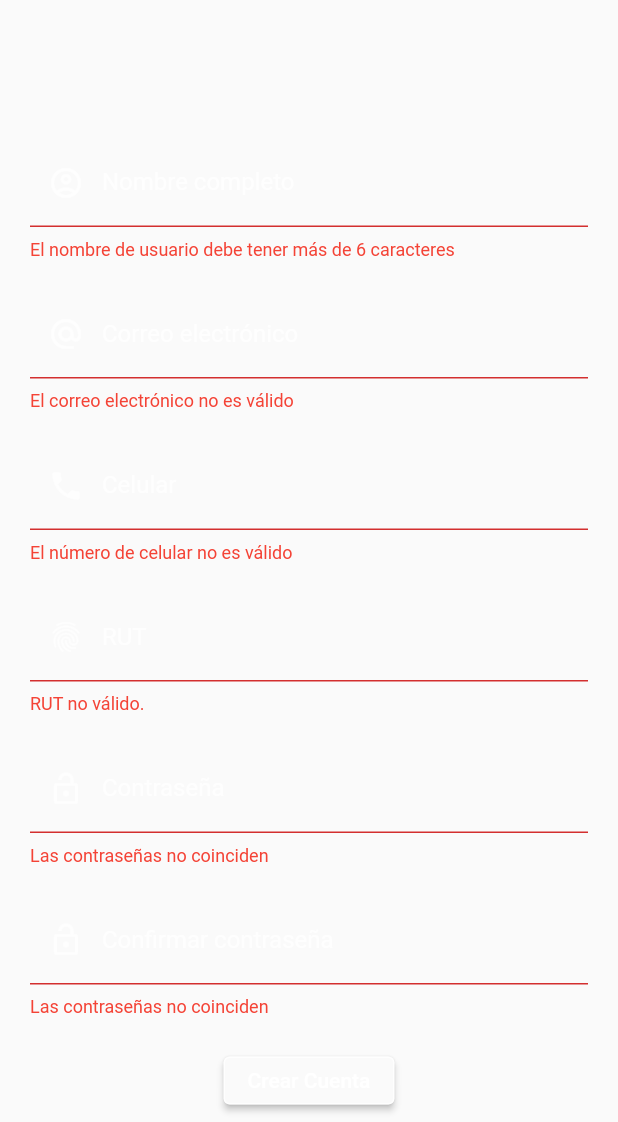
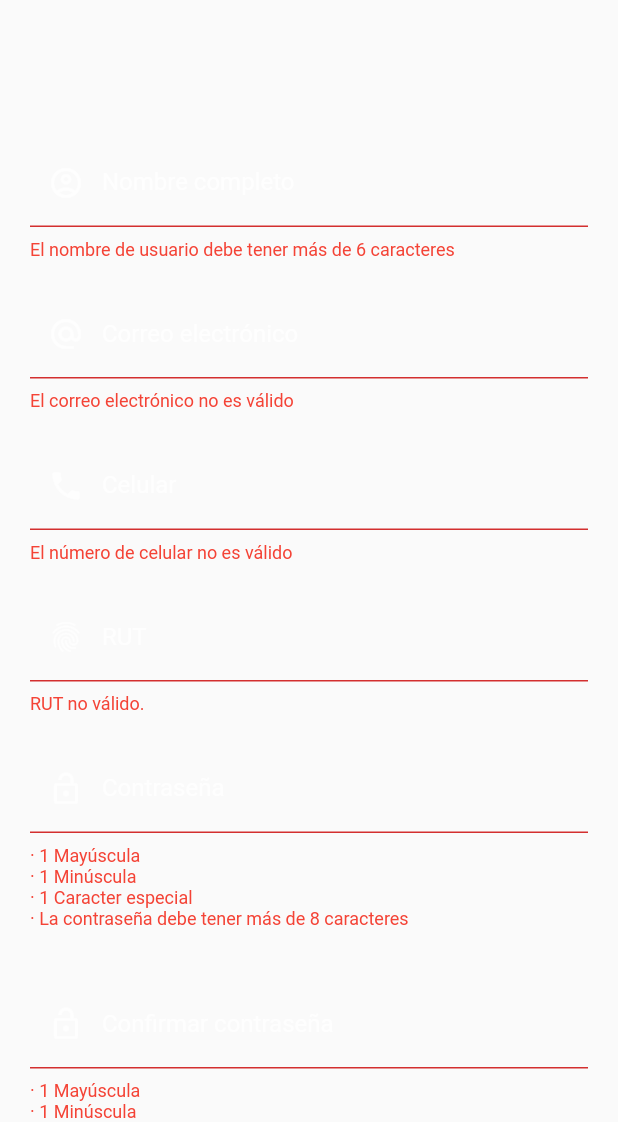
Before and after one commit to lefutray/tecpass, a Flutter app: the RegisterPage screen opened by its route, after a tap on "¿Ya tienes una cuenta? Ingresa.", after a tap on "Registrarme", after a tap on "Crear Cuenta", on a phone screen of 412 x 824 dp, the part 114-1236 px from its top. Run offline on Flutter 3.47's test engine with Material 2 defaults, Android fonts, the light colour scheme and no system bars; our stand-ins replace animate_do, animated_theme_switcher, bloc, flutter_bloc, flutter_contacts, flutter_svg and 6 more; missing offline and left inert: app_settings, feature_discovery, flutter_sms, fzregex; accounts and stored records are empty; statements that could not run were skipped.

Commit message:
Secure Password check

```diff
--- a/lib/bloc/login/login_state.dart
+++ b/lib/bloc/login/login_state.dart
@@ -3,14 +3,23 @@ part of 'login_bloc.dart';
 class LoginState {
   final String email;
   final String password;
+
   String? validEmail(String? value) {
-    if(email.length > 6) return null;
-    return  'El nombre de usuario debe tener más de 6 caracteres';
+    final valid = RegExp(r"^[a-zA-Z0-9.a-zA-Z0-9.!#$%&'*+-/=?^_`{|}~]+@[a-zA-Z0-9]+\.[a-zA-Z]+").hasMatch(email);
+    if (!valid) return 'El correo electrónico no es válido';
   }
+
   String? validPassword(String? value) {
-    if(password.length > 8) return null;
-    return 'La contraseña debe tener más de 8 caracteres';
+    String errors = '';
+    if (!RegExp(r'[A-Z]').hasMatch(password)) errors += '· 1 Mayúscula\n';
+    if (!RegExp(r'[a-z]').hasMatch(password)) errors += '· 1 Minúscula\n';
+    if (!RegExp(r'[!@#$%^&*(),.?":{}|<>]').hasMatch(password)) errors += '· 1 Caracter especial\n';
+    if (password.characters.length <= 8) errors += '· 8 Caracteres mínimo\n';
+
+    if (errors.isEmpty) return null;
+    return errors;
   }
+
   final FormSubmissionStatus formStatus;
 
   LoginState({
--- a/lib/bloc/register/register_state.dart
+++ b/lib/bloc/register/register_state.dart
@@ -19,9 +19,15 @@ class RegisterState {
   }
 
   String? validatePassword(String? value) {
-    if (password.length > 8 && password == passwordConfirmation) return null;
-    if (password != passwordConfirmation || password.length < 8) return 'Las contraseñas no coinciden';
-    return 'La contraseña debe tener más de 8 caracteres';
+    String errors = '';
+    if (!RegExp(r'[A-Z]').hasMatch(password)) errors += '· 1 Mayúscula\n';
+    if (!RegExp(r'[a-z]').hasMatch(password)) errors += '· 1 Minúscula\n';
+    if (!RegExp(r'[!@#$%^&*(),.?":{}|<>]').hasMatch(password)) errors += '· 1 Caracter especial\n';
+    if (password.characters.length <= 8) errors += '· La contraseña debe tener más de 8 caracteres\n';
+    if (password != passwordConfirmation) errors += '· Las contraseñas no coinciden\n';
+
+    if (errors.isEmpty) return null;
+    return errors;
   }
 
   String? validateRUT(String? value) {
--- a/lib/views/authentication/login.dart
+++ b/lib/views/authentication/login.dart
@@ -17,19 +17,20 @@ class LoginPage extends StatelessWidget {
       child: Scaffold(
         body: GestureDetector(
           onTap: () => FocusScope.of(context).requestFocus(FocusNode()),
-          child: LayoutBuilder(
-            builder: (context, constraints) {
-              return Center(
-                child: ListView(
-                  children: [
-                    SizedBox(height: constraints.maxHeight * 0.1),
-                    Center(child: AppLogo()),
-                    SizedBox(height: constraints.maxHeight * 0.35),
-                    _Options(),
-                  ],
+          child: Stack(
+            children: [
+              Align(
+                alignment: Alignment(0.0, -0.7),
+                child: AppLogo(),
+              ),
+              Align(
+                alignment: Alignment(0.0, 0.7),
+                child: SingleChildScrollView(
+                  physics: BouncingScrollPhysics(),
+                  child: _Options(),
                 ),
-              );
-            },
+              ),
+            ],
           ),
         ),
       ),
@@ -109,9 +110,7 @@ class _Buttons extends StatelessWidget {
             TextButton(
               onPressed: () => Navigator.of(context).pushReplacementNamed('register'),
               child: Text('Registrarme', style: TextStyle(color: Colors.white70, fontWeight: FontWeight.w300)),
-              style: TextButton.styleFrom(
-                primary: Theme.of(context).scaffoldBackgroundColor,
-              ),
+              style: TextButton.styleFrom(primary: Theme.of(context).scaffoldBackgroundColor),
             ),
             BlocBuilder<LoginBloc, LoginState>(
               builder: (context, state) {
--- a/lib/views/authentication/register.dart
+++ b/lib/views/authentication/register.dart
@@ -21,6 +21,7 @@ class RegisterPage extends StatelessWidget {
           builder: (context, constraints) {
             return Center(
               child: ListView(
+                physics: BouncingScrollPhysics(),
                 children: [
                   SizedBox(height: constraints.maxHeight * 0.05),
                   Center(child: AppLogo()),
@@ -49,13 +50,6 @@ class __TextFieldsState extends State<_TextFields> {
   void initState() {
     super.initState();
     _rutController = TextEditingController(text: BlocProvider.of<RegisterBloc>(context).state.rut);
-  }
-
-  @override
-  void dispose() {
-    BlocProvider.of<RegisterBloc>(context).add(RegisterPasswordChanged(''));
-    BlocProvider.of<RegisterBloc>(context).add(RegisterPasswordConfirmationChanged(''));
-    super.dispose();
   }
 
   @override
@@ -167,11 +161,13 @@ class _Options extends StatelessWidget {
                 ),
               ),
               TextButton(
-                onPressed: () => Navigator.of(context).pushReplacementNamed('login'),
+                onPressed: () {
+                  BlocProvider.of<RegisterBloc>(context).add(RegisterPasswordChanged(''));
+                  BlocProvider.of<RegisterBloc>(context).add(RegisterPasswordConfirmationChanged(''));
+                  Navigator.of(context).pushReplacementNamed('login');
+                },
                 child: Text('¿Ya tienes una cuenta? Ingresa.', style: TextStyle(color: Colors.white70, fontWeight: FontWeight.w300)),
-                style: TextButton.styleFrom(
-                  primary: Theme.of(context).scaffoldBackgroundColor,
-                ),
+                style: TextButton.styleFrom(primary: Theme.of(context).scaffoldBackgroundColor),
               ),
             ],
           );
```
Also changed, not shown: 2 other files.
